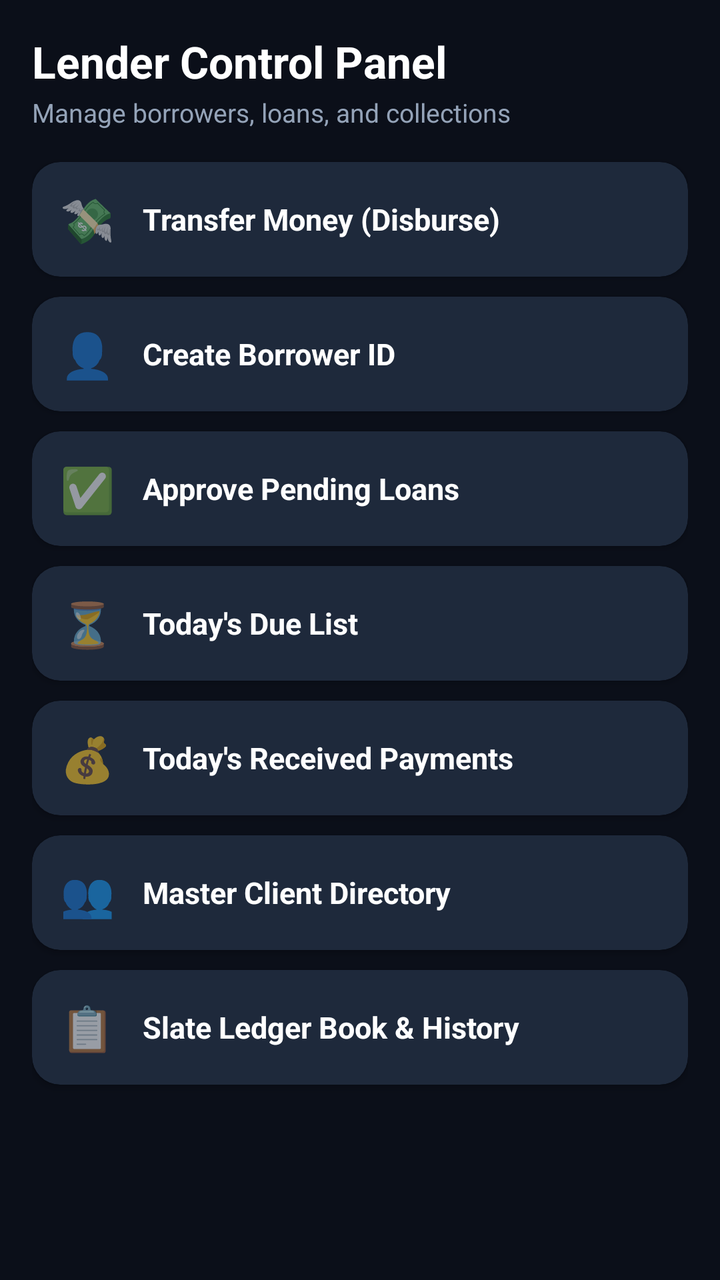
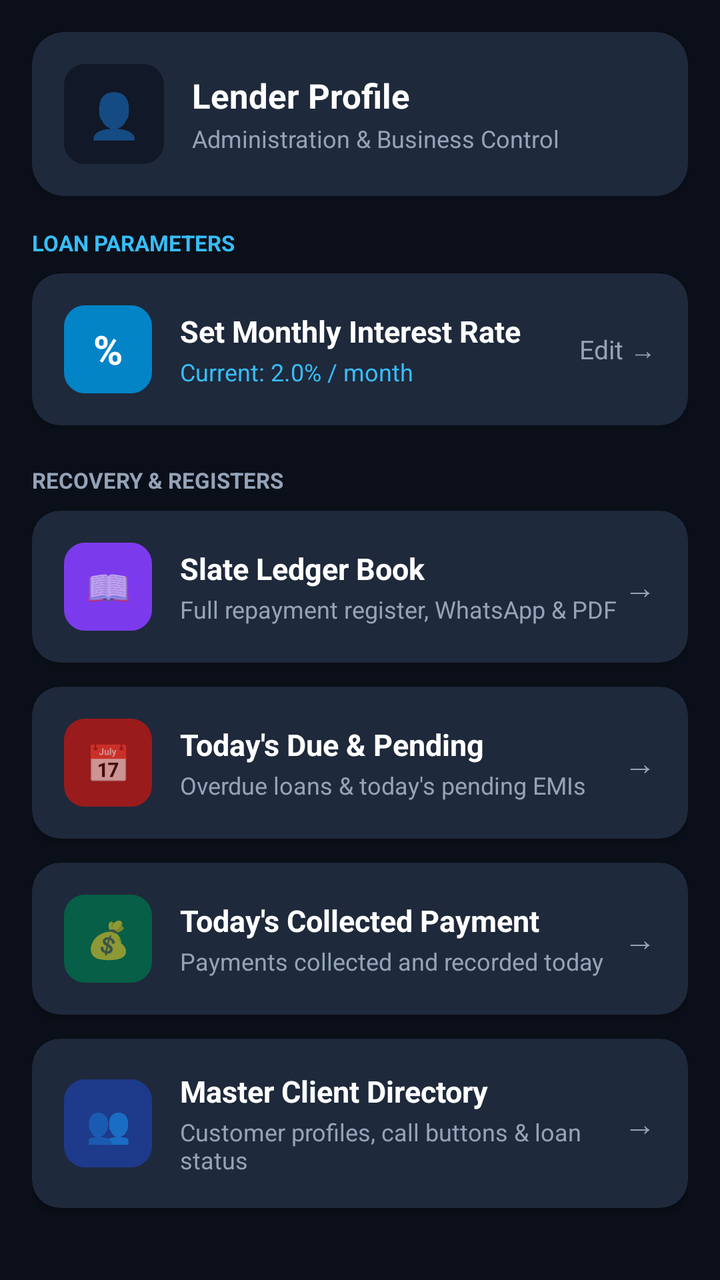

Compare the two renders of this Android layout. The source of the first and the diff that turns it into the second are given below.
<!-- AndroidManifest.xml: application theme Theme.AppCompat.DayNight.NoActionBar -->
<!-- res/layout/fragment_account_dashboard.xml -->
<?xml version="1.0" encoding="utf-8"?>
<ScrollView xmlns:android="http://schemas.android.com/apk/res/android"
    xmlns:app="http://schemas.android.com/apk/res-auto"
    android:layout_width="match_parent"
    android:layout_height="match_parent"
    android:background="#0B0F19">

    <LinearLayout
        android:layout_width="match_parent"
        android:layout_height="wrap_content"
        android:orientation="vertical"
        android:padding="16dp">

        <TextView
            android:layout_width="wrap_content"
            android:layout_height="wrap_content"
            android:text="Lender Control Panel"
            android:textColor="#FFFFFF"
            android:textSize="22sp"
            android:textStyle="bold" />

        <TextView
            android:layout_width="wrap_content"
            android:layout_height="wrap_content"
            android:layout_marginTop="2dp"
            android:text="Manage borrowers, loans, and collections"
            android:textColor="#94A3B8"
            android:textSize="13sp" />

        
        <androidx.cardview.widget.CardView
            android:id="@+id/cardTransferMoney"
            android:layout_width="match_parent"
            android:layout_height="wrap_content"
            android:layout_marginTop="16dp"
            app:cardBackgroundColor="#1E293B"
            app:cardCornerRadius="14dp"
            app:cardElevation="2dp">
            <LinearLayout
                android:layout_width="match_parent"
                android:layout_height="wrap_content"
                android:gravity="center_vertical"
                android:padding="14dp">
                <TextView android:layout_width="wrap_content" android:layout_height="wrap_content" android:text="💸" android:textSize="22sp" />
                <TextView android:layout_width="wrap_content" android:layout_height="wrap_content" android:layout_marginStart="14dp" android:text="Transfer Money (Disburse)" android:textColor="#FFFFFF" android:textSize="15sp" android:textStyle="bold" />
            </LinearLayout>
        </androidx.cardview.widget.CardView>

        
        <androidx.cardview.widget.CardView
            android:id="@+id/cardCreateAccount"
            android:layout_width="match_parent"
            android:layout_height="wrap_content"
            android:layout_marginTop="10dp"
            app:cardBackgroundColor="#1E293B"
            app:cardCornerRadius="14dp"
            app:cardElevation="2dp">
            <LinearLayout
                android:layout_width="match_parent"
                android:layout_height="wrap_content"
                android:gravity="center_vertical"
                android:padding="14dp">
                <TextView android:layout_width="wrap_content" android:layout_height="wrap_content" android:text="👤" android:textSize="22sp" />
                <TextView android:layout_width="wrap_content" android:layout_height="wrap_content" android:layout_marginStart="14dp" android:text="Create Borrower ID" android:textColor="#FFFFFF" android:textSize="15sp" android:textStyle="bold" />
            </LinearLayout>
        </androidx.cardview.widget.CardView>

        
        <androidx.cardview.widget.CardView
            android:id="@+id/cardApproveLoan"
            android:layout_width="match_parent"
            android:layout_height="wrap_content"
            android:layout_marginTop="10dp"
            app:cardBackgroundColor="#1E293B"
            app:cardCornerRadius="14dp"
            app:cardElevation="2dp">
            <LinearLayout
                android:layout_width="match_parent"
                android:layout_height="wrap_content"
                android:gravity="center_vertical"
                android:padding="14dp">
                <TextView android:layout_width="wrap_content" android:layout_height="wrap_content" android:text="✅" android:textSize="22sp" />
                <TextView android:layout_width="wrap_content" android:layout_height="wrap_content" android:layout_marginStart="14dp" android:text="Approve Pending Loans" android:textColor="#FFFFFF" android:textSize="15sp" android:textStyle="bold" />
            </LinearLayout>
        </androidx.cardview.widget.CardView>

        
        <androidx.cardview.widget.CardView
            android:id="@+id/cardTodaysDue"
            android:layout_width="match_parent"
            android:layout_height="wrap_content"
            android:layout_marginTop="10dp"
            app:cardBackgroundColor="#1E293B"
            app:cardCornerRadius="14dp"
            app:cardElevation="2dp">
            <LinearLayout
                android:layout_width="match_parent"
                android:layout_height="wrap_content"
                android:gravity="center_vertical"
                android:padding="14dp">
                <TextView android:layout_width="wrap_content" android:layout_height="wrap_content" android:text="⏳" android:textSize="22sp" />
                <TextView android:layout_width="wrap_content" android:layout_height="wrap_content" android:layout_marginStart="14dp" android:text="Today's Due List" android:textColor="#FFFFFF" android:textSize="15sp" android:textStyle="bold" />
            </LinearLayout>
        </androidx.cardview.widget.CardView>

        
        <androidx.cardview.widget.CardView
            android:id="@+id/cardTodaysPayment"
            android:layout_width="match_parent"
            android:layout_height="wrap_content"
            android:layout_marginTop="10dp"
            app:cardBackgroundColor="#1E293B"
            app:cardCornerRadius="14dp"
            app:cardElevation="2dp">
            <LinearLayout
                android:layout_width="match_parent"
                android:layout_height="wrap_content"
                android:gravity="center_vertical"
                android:padding="14dp">
                <TextView android:layout_width="wrap_content" android:layout_height="wrap_content" android:text="💰" android:textSize="22sp" />
                <TextView android:layout_width="wrap_content" android:layout_height="wrap_content" android:layout_marginStart="14dp" android:text="Today's Received Payments" android:textColor="#FFFFFF" android:textSize="15sp" android:textStyle="bold" />
            </LinearLayout>
        </androidx.cardview.widget.CardView>

        
        <androidx.cardview.widget.CardView
            android:id="@+id/cardMaster"
            android:layout_width="match_parent"
            android:layout_height="wrap_content"
            android:layout_marginTop="10dp"
            app:cardBackgroundColor="#1E293B"
            app:cardCornerRadius="14dp"
            app:cardElevation="2dp">
            <LinearLayout
                android:layout_width="match_parent"
                android:layout_height="wrap_content"
                android:gravity="center_vertical"
                android:padding="14dp">
                <TextView android:layout_width="wrap_content" android:layout_height="wrap_content" android:text="👥" android:textSize="22sp" />
                <TextView android:layout_width="wrap_content" android:layout_height="wrap_content" android:layout_marginStart="14dp" android:text="Master Client Directory" android:textColor="#FFFFFF" android:textSize="15sp" android:textStyle="bold" />
            </LinearLayout>
        </androidx.cardview.widget.CardView>

        
        <androidx.cardview.widget.CardView
            android:id="@+id/cardLedgerBook"
            android:layout_width="match_parent"
            android:layout_height="wrap_content"
            android:layout_marginTop="10dp"
            android:layout_marginBottom="16dp"
            app:cardBackgroundColor="#1E293B"
            app:cardCornerRadius="14dp"
            app:cardElevation="2dp">
            <LinearLayout
                android:layout_width="match_parent"
                android:layout_height="wrap_content"
                android:gravity="center_vertical"
                android:padding="14dp">
                <TextView android:layout_width="wrap_content" android:layout_height="wrap_content" android:text="📋" android:textSize="22sp" />
                <TextView android:layout_width="wrap_content" android:layout_height="wrap_content" android:layout_marginStart="14dp" android:text="Slate Ledger Book &amp; History" android:textColor="#FFFFFF" android:textSize="15sp" android:textStyle="bold" />
            </LinearLayout>
        </androidx.cardview.widget.CardView>

    </LinearLayout>
</ScrollView>
<!-- resources referenced by this layout -->
<resources>

</resources>

<!-- the commit's change to res/layout/fragment_account_dashboard.xml (unified diff, before → after) -->
@@ -3,161 +3,397 @@
     xmlns:app="http://schemas.android.com/apk/res-auto"
     android:layout_width="match_parent"
     android:layout_height="match_parent"
-    android:background="#0B0F19">
+    android:background="@color/surface_bg"
+    android:fillViewport="true">
 
     <LinearLayout
         android:layout_width="match_parent"
         android:layout_height="wrap_content"
         android:orientation="vertical"
-        android:padding="16dp">
+        android:padding="16dp"
+        android:paddingBottom="40dp">
+
+        
+        <androidx.cardview.widget.CardView
+            android:layout_width="match_parent"
+            android:layout_height="wrap_content"
+            android:layout_marginBottom="16dp"
+            app:cardBackgroundColor="@color/card_bg"
+            app:cardCornerRadius="16dp"
+            app:cardElevation="2dp">
+
+            <LinearLayout
+                android:layout_width="match_parent"
+                android:layout_height="wrap_content"
+                android:gravity="center_vertical"
+                android:orientation="horizontal"
+                android:padding="16dp">
+
+                <TextView
+                    android:layout_width="50dp"
+                    android:layout_height="50dp"
+                    android:background="@drawable/edittext_bg"
+                    android:backgroundTint="@color/brand_primary"
+                    android:gravity="center"
+                    android:text="👤"
+                    android:textSize="22sp" />
+
+                <LinearLayout
+                    android:layout_width="0dp"
+                    android:layout_height="wrap_content"
+                    android:layout_marginStart="14dp"
+                    android:layout_weight="1"
+                    android:orientation="vertical">
+
+                    <TextView
+                        android:id="@+id/tvAccountLenderName"
+                        android:layout_width="wrap_content"
+                        android:layout_height="wrap_content"
+                        android:text="Lender Profile"
+                        android:textColor="#FFFFFF"
+                        android:textSize="17sp"
+                        android:textStyle="bold" />
+
+                    <TextView
+                        android:layout_width="wrap_content"
+                        android:layout_height="wrap_content"
+                        android:layout_marginTop="2dp"
+                        android:text="Administration &amp; Business Control"
+                        android:textColor="#94A3B8"
+                        android:textSize="12sp" />
+                </LinearLayout>
+            </LinearLayout>
+        </androidx.cardview.widget.CardView>
 
         <TextView
             android:layout_width="wrap_content"
             android:layout_height="wrap_content"
-            android:text="Lender Control Panel"
-            android:textColor="#FFFFFF"
-            android:textSize="22sp"
+            android:layout_marginBottom="8dp"
+            android:text="LOAN PARAMETERS"
+            android:textColor="#38BDF8"
+            android:textSize="11sp"
             android:textStyle="bold" />
+
+        
+        <androidx.cardview.widget.CardView
+            android:id="@+id/cardSetInterestRate"
+            android:layout_width="match_parent"
+            android:layout_height="wrap_content"
+            android:layout_marginBottom="14dp"
+            android:clickable="true"
+            android:focusable="true"
+            android:foreground="?attr/selectableItemBackground"
+            app:cardBackgroundColor="@color/card_bg"
+            app:cardCornerRadius="14dp"
+            app:cardElevation="2dp">
+
+            <LinearLayout
+                android:layout_width="match_parent"
+                android:layout_height="wrap_content"
+                android:gravity="center_vertical"
+                android:orientation="horizontal"
+                android:padding="16dp">
+
+                <TextView
+                    android:layout_width="44dp"
+                    android:layout_height="44dp"
+                    android:background="@drawable/edittext_bg"
+                    android:backgroundTint="#0284C7"
+                    android:gravity="center"
+                    android:text="%"
+                    android:textColor="#FFFFFF"
+                    android:textSize="20sp"
+                    android:textStyle="bold" />
+
+                <LinearLayout
+                    android:layout_width="0dp"
+                    android:layout_height="wrap_content"
+                    android:layout_marginStart="14dp"
+                    android:layout_weight="1"
+                    android:orientation="vertical">
+
+                    <TextView
+                        android:layout_width="wrap_content"
+                        android:layout_height="wrap_content"
+                        android:text="Set Monthly Interest Rate"
+                        android:textColor="#FFFFFF"
+                        android:textSize="15sp"
+                        android:textStyle="bold" />
+
+                    <TextView
+                        android:id="@+id/tvAccountInterestBadge"
+                        android:layout_width="wrap_content"
+                        android:layout_height="wrap_content"
+                        android:layout_marginTop="2dp"
+                        android:text="Current: 2.0% / month"
+                        android:textColor="#38BDF8"
+                        android:textSize="12sp" />
+                </LinearLayout>
+
+                <TextView
+                    android:layout_width="wrap_content"
+                    android:layout_height="wrap_content"
+                    android:text="Edit →"
+                    android:textColor="#94A3B8"
+                    android:textSize="13sp" />
+            </LinearLayout>
+        </androidx.cardview.widget.CardView>
 
         <TextView
             android:layout_width="wrap_content"
             android:layout_height="wrap_content"
-            android:layout_marginTop="2dp"
-            android:text="Manage borrowers, loans, and collections"
+            android:layout_marginTop="6dp"
+            android:layout_marginBottom="8dp"
+            android:text="RECOVERY &amp; REGISTERS"
             android:textColor="#94A3B8"
-            android:textSize="13sp" />
-
-        
-        <androidx.cardview.widget.CardView
-            android:id="@+id/cardTransferMoney"
-            android:layout_width="match_parent"
-            android:layout_height="wrap_content"
-            android:layout_marginTop="16dp"
-            app:cardBackgroundColor="#1E293B"
+            android:textSize="11sp"
+            android:textStyle="bold" />
+
+        
+        <androidx.cardview.widget.CardView
+            android:id="@+id/cardAccountLedgerBook"
+            android:layout_width="match_parent"
+            android:layout_height="wrap_content"
+            android:layout_marginBottom="12dp"
+            android:clickable="true"
+            android:focusable="true"
+            android:foreground="?attr/selectableItemBackground"
+            app:cardBackgroundColor="@color/card_bg"
             app:cardCornerRadius="14dp"
             app:cardElevation="2dp">
-            <LinearLayout
-                android:layout_width="match_parent"
-                android:layout_height="wrap_content"
-                android:gravity="center_vertical"
-                android:padding="14dp">
-                <TextView android:layout_width="wrap_content" android:layout_height="wrap_content" android:text="💸" android:textSize="22sp" />
-                <TextView android:layout_width="wrap_content" android:layout_height="wrap_content" android:layout_marginStart="14dp" android:text="Transfer Money (Disburse)" android:textColor="#FFFFFF" android:textSize="15sp" android:textStyle="bold" />
-            </LinearLayout>
-        </androidx.cardview.widget.CardView>
-
-        
-        <androidx.cardview.widget.CardView
-            android:id="@+id/cardCreateAccount"
-            android:layout_width="match_parent"
-            android:layout_height="wrap_content"
-            android:layout_marginTop="10dp"
-            app:cardBackgroundColor="#1E293B"
+
+            <LinearLayout
+                android:layout_width="match_parent"
+                android:layout_height="wrap_content"
+                android:gravity="center_vertical"
+                android:orientation="horizontal"
+                android:padding="16dp">
+
+                <TextView
+                    android:layout_width="44dp"
+                    android:layout_height="44dp"
+                    android:background="@drawable/edittext_bg"
+                    android:backgroundTint="#7C3AED"
+                    android:gravity="center"
+                    android:text="📖"
+                    android:textSize="18sp" />
+
+                <LinearLayout
+                    android:layout_width="0dp"
+                    android:layout_height="wrap_content"
+                    android:layout_marginStart="14dp"
+                    android:layout_weight="1"
+                    android:orientation="vertical">
+
+                    <TextView
+                        android:layout_width="wrap_content"
+                        android:layout_height="wrap_content"
+                        android:text="Slate Ledger Book"
+                        android:textColor="#FFFFFF"
+                        android:textSize="15sp"
+                        android:textStyle="bold" />
+
+                    <TextView
+                        android:layout_width="wrap_content"
+                        android:layout_height="wrap_content"
+                        android:layout_marginTop="2dp"
+                        android:text="Full repayment register, WhatsApp &amp; PDF"
+                        android:textColor="#94A3B8"
+                        android:textSize="12sp" />
+                </LinearLayout>
+
+                <TextView
+                    android:layout_width="wrap_content"
+                    android:layout_height="wrap_content"
+                    android:text="→"
+                    android:textColor="#94A3B8"
+                    android:textSize="16sp" />
+            </LinearLayout>
+        </androidx.cardview.widget.CardView>
+
+        
+        <androidx.cardview.widget.CardView
+            android:id="@+id/cardAccountTodaysDue"
+            android:layout_width="match_parent"
+            android:layout_height="wrap_content"
+            android:layout_marginBottom="12dp"
+            android:clickable="true"
+            android:focusable="true"
+            android:foreground="?attr/selectableItemBackground"
+            app:cardBackgroundColor="@color/card_bg"
             app:cardCornerRadius="14dp"
             app:cardElevation="2dp">
-            <LinearLayout
-                android:layout_width="match_parent"
-                android:layout_height="wrap_content"
-                android:gravity="center_vertical"
-                android:padding="14dp">
-                <TextView android:layout_width="wrap_content" android:layout_height="wrap_content" android:text="👤" android:textSize="22sp" />
-                <TextView android:layout_width="wrap_content" android:layout_height="wrap_content" android:layout_marginStart="14dp" android:text="Create Borrower ID" android:textColor="#FFFFFF" android:textSize="15sp" android:textStyle="bold" />
-            </LinearLayout>
-        </androidx.cardview.widget.CardView>
-
-        
-        <androidx.cardview.widget.CardView
-            android:id="@+id/cardApproveLoan"
-            android:layout_width="match_parent"
-            android:layout_height="wrap_content"
-            android:layout_marginTop="10dp"
-            app:cardBackgroundColor="#1E293B"
+
+            <LinearLayout
+                android:layout_width="match_parent"
+                android:layout_height="wrap_content"
+                android:gravity="center_vertical"
+                android:orientation="horizontal"
+                android:padding="16dp">
+
+                <TextView
+                    android:layout_width="44dp"
+                    android:layout_height="44dp"
+                    android:background="@drawable/edittext_bg"
+                    android:backgroundTint="#991B1B"
+                    android:gravity="center"
+                    android:text="📅"
+                    android:textSize="18sp" />
+
+                <LinearLayout
+                    android:layout_width="0dp"
+                    android:layout_height="wrap_content"
+                    android:layout_marginStart="14dp"
+                    android:layout_weight="1"
+                    android:orientation="vertical">
+
+                    <TextView
+                        android:layout_width="wrap_content"
+                        android:layout_height="wrap_content"
+                        android:text="Today's Due &amp; Pending"
+                        android:textColor="#FFFFFF"
+                        android:textSize="15sp"
+                        android:textStyle="bold" />
+
+                    <TextView
+                        android:layout_width="wrap_content"
+                        android:layout_height="wrap_content"
+                        android:layout_marginTop="2dp"
+                        android:text="Overdue loans &amp; today's pending EMIs"
+                        android:textColor="#94A3B8"
+                        android:textSize="12sp" />
+                </LinearLayout>
+
+                <TextView
+                    android:layout_width="wrap_content"
+                    android:layout_height="wrap_content"
+                    android:text="→"
+                    android:textColor="#94A3B8"
+                    android:textSize="16sp" />
+            </LinearLayout>
+        </androidx.cardview.widget.CardView>
+
+        
+        <androidx.cardview.widget.CardView
+            android:id="@+id/cardAccountTodaysPayment"
+            android:layout_width="match_parent"
+            android:layout_height="wrap_content"
+            android:layout_marginBottom="12dp"
+            android:clickable="true"
+            android:focusable="true"
+            android:foreground="?attr/selectableItemBackground"
+            app:cardBackgroundColor="@color/card_bg"
             app:cardCornerRadius="14dp"
             app:cardElevation="2dp">
-            <LinearLayout
-                android:layout_width="match_parent"
-                android:layout_height="wrap_content"
-                android:gravity="center_vertical"
-                android:padding="14dp">
-                <TextView android:layout_width="wrap_content" android:layout_height="wrap_content" android:text="✅" android:textSize="22sp" />
-                <TextView android:layout_width="wrap_content" android:layout_height="wrap_content" android:layout_marginStart="14dp" android:text="Approve Pending Loans" android:textColor="#FFFFFF" android:textSize="15sp" android:textStyle="bold" />
-            </LinearLayout>
-        </androidx.cardview.widget.CardView>
-
-        
-        <androidx.cardview.widget.CardView
-            android:id="@+id/cardTodaysDue"
-            android:layout_width="match_parent"
-            android:layout_height="wrap_content"
-            android:layout_marginTop="10dp"
-            app:cardBackgroundColor="#1E293B"
+
+            <LinearLayout
+                android:layout_width="match_parent"
+                android:layout_height="wrap_content"
+                android:gravity="center_vertical"
+                android:orientation="horizontal"
+                android:padding="16dp">
+
+                <TextView
+                    android:layout_width="44dp"
+                    android:layout_height="44dp"
+                    android:background="@drawable/edittext_bg"
+                    android:backgroundTint="#065F46"
+                    android:gravity="center"
+                    android:text="💰"
+                    android:textSize="18sp" />
+
+                <LinearLayout
+                    android:layout_width="0dp"
+                    android:layout_height="wrap_content"
+                    android:layout_marginStart="14dp"
+                    android:layout_weight="1"
+                    android:orientation="vertical">
+
+                    <TextView
+                        android:layout_width="wrap_content"
+                        android:layout_height="wrap_content"
+                        android:text="Today's Collected Payment"
+                        android:textColor="#FFFFFF"
+                        android:textSize="15sp"
+                        android:textStyle="bold" />
+
+                    <TextView
+                        android:layout_width="wrap_content"
+                        android:layout_height="wrap_content"
+                        android:layout_marginTop="2dp"
+                        android:text="Payments collected and recorded today"
+                        android:textColor="#94A3B8"
+                        android:textSize="12sp" />
+                </LinearLayout>
+
+                <TextView
+                    android:layout_width="wrap_content"
+                    android:layout_height="wrap_content"
+                    android:text="→"
+                    android:textColor="#94A3B8"
+                    android:textSize="16sp" />
+            </LinearLayout>
+        </androidx.cardview.widget.CardView>
+
+        
+        <androidx.cardview.widget.CardView
+            android:id="@+id/cardAccountMasterDirectory"
+            android:layout_width="match_parent"
+            android:layout_height="wrap_content"
+            android:layout_marginBottom="12dp"
+            android:clickable="true"
+            android:focusable="true"
+            android:foreground="?attr/selectableItemBackground"
+            app:cardBackgroundColor="@color/card_bg"
             app:cardCornerRadius="14dp"
             app:cardElevation="2dp">
-            <LinearLayout
-                android:layout_width="match_parent"
-                android:layout_height="wrap_content"
-                android:gravity="center_vertical"
-                android:padding="14dp">
-                <TextView android:layout_width="wrap_content" android:layout_height="wrap_content" android:text="⏳" android:textSize="22sp" />
-                <TextView android:layout_width="wrap_content" android:layout_height="wrap_content" android:layout_marginStart="14dp" android:text="Today's Due List" android:textColor="#FFFFFF" android:textSize="15sp" android:textStyle="bold" />
-            </LinearLayout>
-        </androidx.cardview.widget.CardView>
-
-        
-        <androidx.cardview.widget.CardView
-            android:id="@+id/cardTodaysPayment"
-            android:layout_width="match_parent"
-            android:layout_height="wrap_content"
-            android:layout_marginTop="10dp"
-            app:cardBackgroundColor="#1E293B"
-            app:cardCornerRadius="14dp"
-            app:cardElevation="2dp">
-            <LinearLayout
-                android:layout_width="match_parent"
-                android:layout_height="wrap_content"
-                android:gravity="center_vertical"
-                android:padding="14dp">
-                <TextView android:layout_width="wrap_content" android:layout_height="wrap_content" android:text="💰" android:textSize="22sp" />
-                <TextView android:layout_width="wrap_content" android:layout_height="wrap_content" android:layout_marginStart="14dp" android:text="Today's Received Payments" android:textColor="#FFFFFF" android:textSize="15sp" android:textStyle="bold" />
-            </LinearLayout>
-        </androidx.cardview.widget.CardView>
-
-        
-        <androidx.cardview.widget.CardView
-            android:id="@+id/cardMaster"
-            android:layout_width="match_parent"
-            android:layout_height="wrap_content"
-            android:layout_marginTop="10dp"
-            app:cardBackgroundColor="#1E293B"
-            app:cardCornerRadius="14dp"
-            app:cardElevation="2dp">
-            <LinearLayout
-                android:layout_width="match_parent"
-                android:layout_height="wrap_content"
-                android:gravity="center_vertical"
-                android:padding="14dp">
-                <TextView android:layout_width="wrap_content" android:layout_height="wrap_content" android:text="👥" android:textSize="22sp" />
-                <TextView android:layout_width="wrap_content" android:layout_height="wrap_content" android:layout_marginStart="14dp" android:text="Master Client Directory" android:textColor="#FFFFFF" android:textSize="15sp" android:textStyle="bold" />
-            </LinearLayout>
-        </androidx.cardview.widget.CardView>
-
-        
-        <androidx.cardview.widget.CardView
-            android:id="@+id/cardLedgerBook"
-            android:layout_width="match_parent"
-            android:layout_height="wrap_content"
-            android:layout_marginTop="10dp"
-            android:layout_marginBottom="16dp"
-            app:cardBackgroundColor="#1E293B"
-            app:cardCornerRadius="14dp"
-            app:cardElevation="2dp">
-            <LinearLayout
-                android:layout_width="match_parent"
-                android:layout_height="wrap_content"
-                android:gravity="center_vertical"
-                android:padding="14dp">
-                <TextView android:layout_width="wrap_content" android:layout_height="wrap_content" android:text="📋" android:textSize="22sp" />
-                <TextView android:layout_width="wrap_content" android:layout_height="wrap_content" android:layout_marginStart="14dp" android:text="Slate Ledger Book &amp; History" android:textColor="#FFFFFF" android:textSize="15sp" android:textStyle="bold" />
+
+            <LinearLayout
+                android:layout_width="match_parent"
+                android:layout_height="wrap_content"
+                android:gravity="center_vertical"
+                android:orientation="horizontal"
+                android:padding="16dp">
+
+                <TextView
+                    android:layout_width="44dp"
+                    android:layout_height="44dp"
+                    android:background="@drawable/edittext_bg"
+                    android:backgroundTint="#1E3A8A"
+                    android:gravity="center"
+                    android:text="👥"
+                    android:textSize="18sp" />
+
+                <LinearLayout
+                    android:layout_width="0dp"
+                    android:layout_height="wrap_content"
+                    android:layout_marginStart="14dp"
+                    android:layout_weight="1"
+                    android:orientation="vertical">
+
+                    <TextView
+                        android:layout_width="wrap_content"
+                        android:layout_height="wrap_content"
+                        android:text="Master Client Directory"
+                        android:textColor="#FFFFFF"
+                        android:textSize="15sp"
+                        android:textStyle="bold" />
+
+                    <TextView
+                        android:layout_width="wrap_content"
+                        android:layout_height="wrap_content"
+                        android:layout_marginTop="2dp"
+                        android:text="Customer profiles, call buttons &amp; loan status"
+                        android:textColor="#94A3B8"
+                        android:textSize="12sp" />
+                </LinearLayout>
+
+                <TextView
+                    android:layout_width="wrap_content"
+                    android:layout_height="wrap_content"
+                    android:text="→"
+                    android:textColor="#94A3B8"
+                    android:textSize="16sp" />
             </LinearLayout>
         </androidx.cardview.widget.CardView>
 
<!-- resource entries referenced after the edit -->
@@ -1,5 +1,15 @@
 <!-- resources referenced by this layout -->
 <resources>
-
+  <color name="brand_primary">#111827</color>
+  <color name="card_bg">#1E293B</color>
+  <color name="surface_bg">#0B0F19</color>
+  <!-- drawable edittext_bg (drawable) -->
+  <?xml version="1.0" encoding="utf-8"?>
+  <shape xmlns:android="http://schemas.android.com/apk/res/android"
+      android:shape="rectangle">
+      <solid android:color="#1E293B" />
+      <stroke android:width="1dp" android:color="#475569" />
+      <corners android:radius="10dp" />
+  </shape>
 </resources>
 
